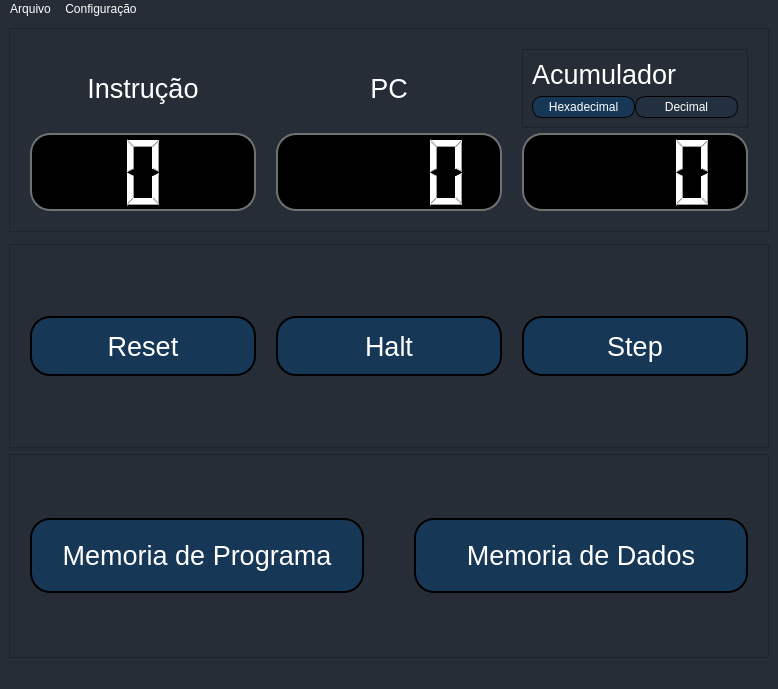
Qt form src/GUI/MainPage.ui (JoaoVitorBranco/BIPy) before a commit.
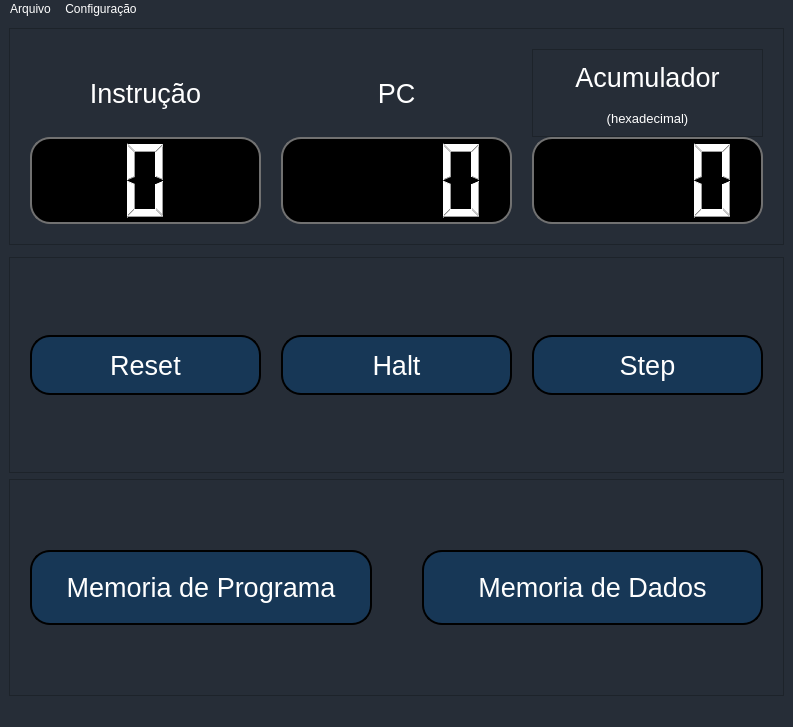
The same form after that commit.

Commit message: finalização parte UI

Diff of the .ui file:
```diff
--- a/src/GUI/MainPage.ui
+++ b/src/GUI/MainPage.ui
@@ -6,8 +6,8 @@
    <rect>
     <x>0</x>
     <y>0</y>
-    <width>778</width>
-    <height>689</height>
+    <width>793</width>
+    <height>727</height>
    </rect>
   </property>
   <property name="windowTitle">
@@ -246,7 +246,7 @@
         <number>20</number>
        </property>
        <property name="verticalSpacing">
-        <number>5</number>
+        <number>0</number>
        </property>
        <item row="0" column="0">
         <widget class="QLabel" name="label">
@@ -335,6 +335,9 @@
           <enum>QFrame::Raised</enum>
          </property>
          <layout class="QVBoxLayout" name="verticalLayout_2">
+          <property name="bottomMargin">
+           <number>0</number>
+          </property>
           <item>
            <widget class="QLabel" name="label_3">
             <property name="font">
@@ -345,16 +348,21 @@
             <property name="text">
              <string>Acumulador</string>
             </property>
+            <property name="alignment">
+             <set>Qt::AlignCenter</set>
+            </property>
            </widget>
           </item>
           <item>
            <widget class="QFrame" name="frame_5">
+            <property name="maximumSize">
+             <size>
+              <width>16777215</width>
+              <height>50</height>
+             </size>
+            </property>
             <property name="styleSheet">
-             <string notr="true">QLabel{
-	border: 1px solid black;
-	border-radius: 10%;
-	background: rgba(0, 71, 133,0.4);
-}</string>
+             <string notr="true"/>
             </property>
             <property name="frameShape">
              <enum>QFrame::NoFrame</enum>
@@ -380,28 +388,22 @@
              </property>
              <item>
               <widget class="QLabel" name="label_4">
-               <property name="styleSheet">
-                <string notr="true">QLabel{
-	background:rgba(0, 71, 133, 0.4);
-}</string>
+               <property name="enabled">
+                <bool>true</bool>
                </property>
-               <property name="text">
-                <string>Hexadecimal</string>
+               <property name="maximumSize">
+                <size>
+                 <width>16777215</width>
+                 <height>15</height>
+                </size>
                </property>
-               <property name="alignment">
-                <set>Qt::AlignCenter</set>
+               <property name="font">
+                <font>
+                 <pointsize>10</pointsize>
+                </font>
                </property>
-              </widget>
-             </item>
-             <item>
-              <widget class="QLabel" name="label_5">
-               <property name="styleSheet">
-                <string notr="true">QLabel{
-	background:rgba(0, 71, 133, 0.1);
-}</string>
-               </property>
                <property name="text">
-                <string>Decimal</string>
+                <string>(hexadecimal)</string>
                </property>
                <property name="alignment">
                 <set>Qt::AlignCenter</set>
@@ -669,7 +671,7 @@
     <rect>
      <x>0</x>
      <y>0</y>
-     <width>778</width>
+     <width>793</width>
      <height>21</height>
     </rect>
    </property>
```
The commit also changes 3 other files.
